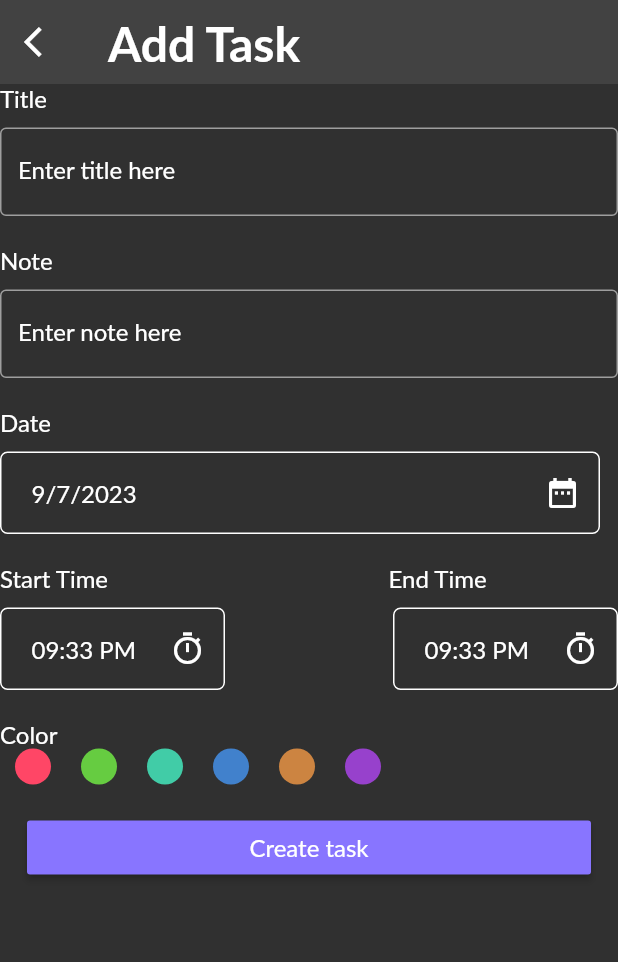
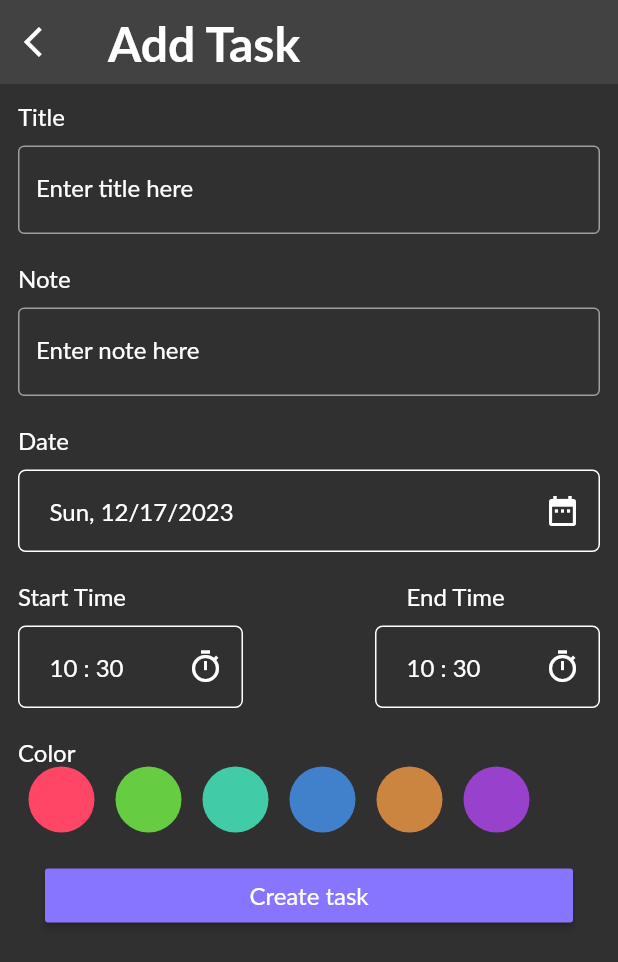
Before and after one commit to Lamiaa21-3/todo_app, a Flutter app: the AddTaskScreen screen opened directly, on a phone screen of 412 x 824 dp. Shown: the top 962 px of the screen. Run offline on Flutter 3.47's test engine with Material 2 defaults, Android fonts, the phone set to English and light mode, and no system bars; drawn by our look-alikes of modal_progress_hud_nsn; our stand-ins replace calendar_date_picker2, flutter_bloc, hive, hive_flutter, smooth_page_indicator; accounts and stored records are empty; Roboto replaces fonts that are missing (Lato).

Commit message:
date and time done

```diff
--- a/lib/screens/add_task_screen/add_task_container_date.dart
+++ b/lib/screens/add_task_screen/add_task_container_date.dart
@@ -1,16 +1,31 @@
+import 'package:calendar_date_picker2/calendar_date_picker2.dart';
 import 'package:flutter/material.dart';
-class AddTaskContainerDate extends StatelessWidget {
-  const AddTaskContainerDate({Key? key}) : super(key: key);
+import 'package:intl/intl.dart';
+
+class AddTaskContainerDate extends StatefulWidget {
+  AddTaskContainerDate({Key? key}) : super(key: key);
+
+  @override
+  State<AddTaskContainerDate> createState() => _AddTaskContainerDateState();
+}
+
+class _AddTaskContainerDateState extends State<AddTaskContainerDate> {
+  List<DateTime?> _dates = [];
+
+  DateTime dateTime = DateTime.now();
 
   @override
   Widget build(BuildContext context) {
-    return   Container(
+    return Container(
       child: Row(
         children: [
           Padding(
             padding: EdgeInsets.only(left: 20),
             child: Text(
-              '9/7/2023',
+              DateFormat.yMEd()
+
+              // displaying formatted date
+                  .format(dateTime),
               style: TextStyle(
                   fontWeight: FontWeight.w400,
                   fontFamily: 'Lato',
@@ -19,7 +34,17 @@ class AddTaskContainerDate extends StatelessWidget {
           ),
           Spacer(),
           IconButton(
-            onPressed: () {},
+            onPressed: () {
+              showDatePicker(context: context,
+                  initialDate:DateTime.now(),
+                  firstDate:DateTime(2000),
+                  lastDate:DateTime(2027),
+              ).then((value){
+               setState(() {
+                 dateTime= value!;
+               });
+              });
+            },
             icon: Icon(Icons.date_range),
           ),
         ],
@@ -36,3 +61,5 @@ class AddTaskContainerDate extends StatelessWidget {
     );
   }
 }
+// var currentDate = DateTime.now();
+// var formatedDate = DateFormat.yMd().format(currentDate);
--- a/lib/screens/add_task_screen/add_task_container_row.dart
+++ b/lib/screens/add_task_screen/add_task_container_row.dart
@@ -1,17 +1,24 @@
 import 'package:flutter/material.dart';
 
-class AddTaskContainerRow extends StatelessWidget {
+class AddTaskContainerRow extends StatefulWidget {
   const AddTaskContainerRow({Key? key}) : super(key: key);
 
   @override
+  State<AddTaskContainerRow> createState() => _AddTaskContainerRowState();
+}
+
+class _AddTaskContainerRowState extends State<AddTaskContainerRow> {
+  TimeOfDay dateTime = TimeOfDay.now();
+
+  @override
   Widget build(BuildContext context) {
-    return  Container(
+    return Container(
       child: Row(
         children: [
           Padding(
-            padding:  EdgeInsets.only(left: 20),
+            padding: EdgeInsets.only(left: 20),
             child: Text(
-              '09:33 PM',
+             '${dateTime.hour} : ${dateTime.minute}',
               style: TextStyle(
                   fontWeight: FontWeight.w400,
                   fontFamily: 'Lato',
@@ -19,7 +26,12 @@ class AddTaskContainerRow extends StatelessWidget {
             ),
           ),
           Spacer(),
-          IconButton(onPressed: (){}, icon: Icon(Icons.timer_outlined),),
+          IconButton(
+            onPressed: () {
+              showTimeAndDatePicker(context);
+            },
+            icon: Icon(Icons.timer_outlined),
+          ),
         ],
       ),
       width: 150,
@@ -33,4 +45,15 @@ class AddTaskContainerRow extends StatelessWidget {
       ),
     );
   }
+
+  void showTimeAndDatePicker(BuildContext context) {
+    showTimePicker(
+      context: context,
+      initialTime: TimeOfDay.now(),
+    ).then((value) {
+      setState(() {
+        dateTime = value! ;
+      });
+    });
+  }
 }
--- a/lib/screens/add_task_screen/add_task_screen.dart
+++ b/lib/screens/add_task_screen/add_task_screen.dart
@@ -34,13 +34,16 @@ class AddTaskScreen extends StatelessWidget {
         ),
       ),
       body:
-         ModalProgressHUD(
-              inAsyncCall:  false ,
-              child: SingleChildScrollView(
-                child: FormIetmScreen(),
-              )
+         Padding(
+           padding: const EdgeInsets.all(12.0),
+           child: ModalProgressHUD(
+                inAsyncCall:  false ,
+                child: SingleChildScrollView(
+                  child: FormIetmScreen(),
+                )
 
       ),
+         ),
     );
   }
 }
--- a/lib/screens/add_task_screen/color_ietm.dart
+++ b/lib/screens/add_task_screen/color_ietm.dart
@@ -11,7 +11,7 @@ class ColorIetm extends StatelessWidget {
     return CircleAvatar(
       backgroundColor: color,
 
-      radius: 22,
+      radius: 29,
 
     );
   }
--- a/lib/screens/add_task_screen/form_ietm_screen.dart
+++ b/lib/screens/add_task_screen/form_ietm_screen.dart
@@ -12,6 +12,7 @@ import 'add_task_container_date.dart';
 import 'add_task_container_row.dart';
 import 'add_task_text.dart';
 import 'color_ietm.dart';
+import 'list_view.dart';
 class FormIetmScreen extends StatefulWidget {
   const FormIetmScreen({Key? key}) : super(key: key);
 
@@ -183,46 +184,3 @@ class _FormIetmScreenState extends State<FormIetmScreen> {
     );
   }
 }
-class ListViewIetm extends StatefulWidget {
-  const ListViewIetm({Key? key}) : super(key: key);
-
-  @override
-  State<ListViewIetm> createState() => _ListViewIetmState();
-}
-
-class _ListViewIetmState extends State<ListViewIetm> {
-  List<Color> colors = [
-    Color(0xFFFF4666),
-    Color(0xFF66CC41),
-    Color(0xFF41CCA7),
-    Color(0xFF4181CC),
-    Color(0xFFCC8441),
-    Color(0xFF9741CC),
-  ];
-  int currentIndex = 0;
-  @override
-  Widget build(BuildContext context) {
-    return SizedBox(
-      height: 24,
-      child: ListView.builder(
-          itemCount: colors.length,
-          scrollDirection: Axis.horizontal,
-          itemBuilder: (context,index){
-            return GestureDetector(
-              onTap: (){
-                currentIndex= index;
-                BlocProvider.of<AddTaskCubit>(context).color = colors[index];
-                setState(() {
-
-                });
-                print('accccccccccctive');
-
-              },
-              child: ColorIetm(
-                colorActive: currentIndex == index, color: colors[index],
-              ),
-            );
-          }),
-    );
-  }
-}
--- /dev/null
+++ b/lib/screens/add_task_screen/list_view.dart
@@ -0,0 +1,50 @@
+import 'package:flutter/material.dart';
+import 'package:flutter_bloc/flutter_bloc.dart';
+
+import '../../cubit/add_task_cubit/add_task_cubit.dart';
+import 'color_ietm.dart';
+
+
+class ListViewIetm extends StatefulWidget {
+  const ListViewIetm({Key? key}) : super(key: key);
+
+  @override
+  State<ListViewIetm> createState() => _ListViewIetmState();
+}
+
+class _ListViewIetmState extends State<ListViewIetm> {
+  List<Color> colors = [
+    Color(0xFFFF4666),
+    Color(0xFF66CC41),
+    Color(0xFF41CCA7),
+    Color(0xFF4181CC),
+    Color(0xFFCC8441),
+    Color(0xFF9741CC),
+  ];
+  int currentIndex = 0;
+  @override
+  Widget build(BuildContext context) {
+    return SizedBox(
+      height: 44,
+      child: ListView.builder(
+          itemCount: colors.length,
+          scrollDirection: Axis.horizontal,
+          itemBuilder: (context,index){
+            return GestureDetector(
+              onTap: (){
+                currentIndex= index;
+                BlocProvider.of<AddTaskCubit>(context).color = colors[index];
+                setState(() {
+
+                });
+                print('accccccccccctive');
+
+              },
+              child: ColorIetm(
+                colorActive: currentIndex == index, color: colors[index],
+              ),
+            );
+          }),
+    );
+  }
+}
--- a/pubspec.yaml
+++ b/pubspec.yaml
@@ -41,6 +41,7 @@ dependencies:
   flutter_bloc: ^8.1.3
   modal_progress_hud_nsn: ^0.4.0
   intl: ^0.17.0
+  calendar_date_picker2: ^0.5.3
 
 dev_dependencies:
   flutter_test:
```
Also changed, not shown: pubspec.lock.
